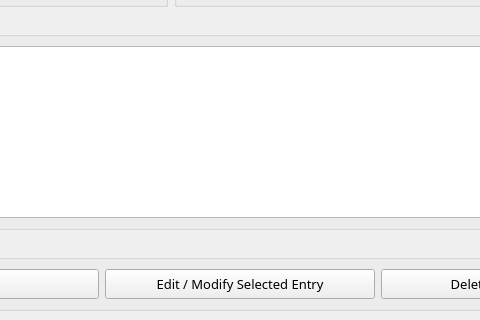
Old version of the form PyQt5 Backend and FrontEnd Design/Route88_DataViewerCmpnt.ui in the repository CodexLink/Route88_HybridBusinessSystem; both pictures show x 191 to 671 and y 96 to 416 of the 1137 by 416 pixel window.
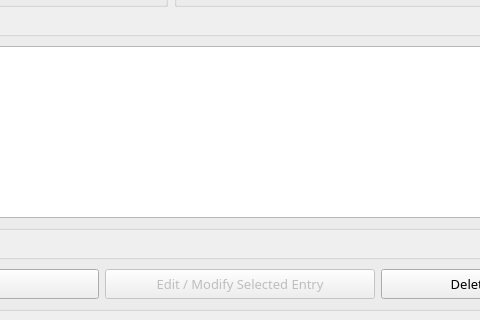
New version of the form. Icons and pictures are not drawn.

The edit to the form file:
```diff
--- a/PyQt5 Backend and FrontEnd Design/Route88_DataViewerCmpnt.ui
+++ b/PyQt5 Backend and FrontEnd Design/Route88_DataViewerCmpnt.ui
@@ -542,6 +542,9 @@
        </item>
        <item>
         <widget class="QPushButton" name="StaffAct_Edit">
+         <property name="enabled">
+          <bool>false</bool>
+         </property>
          <property name="sizePolicy">
           <sizepolicy hsizetype="Minimum" vsizetype="Ignored">
            <horstretch>0</horstretch>
```
Left out of the diff: 2 changed lines with no effect on the pictures.
